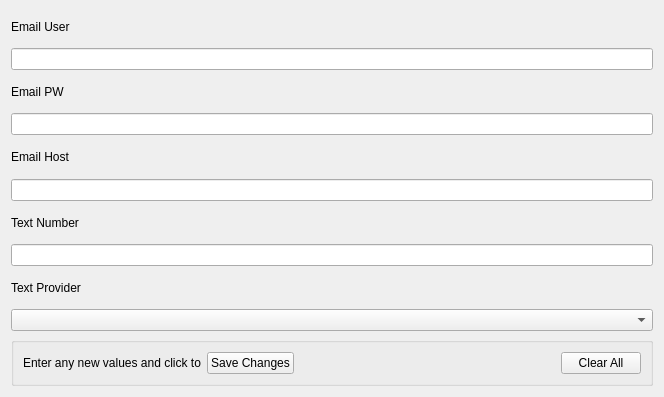
Qt form narob-desktop/settingstab.ui (iforgetware/narob) before a commit.
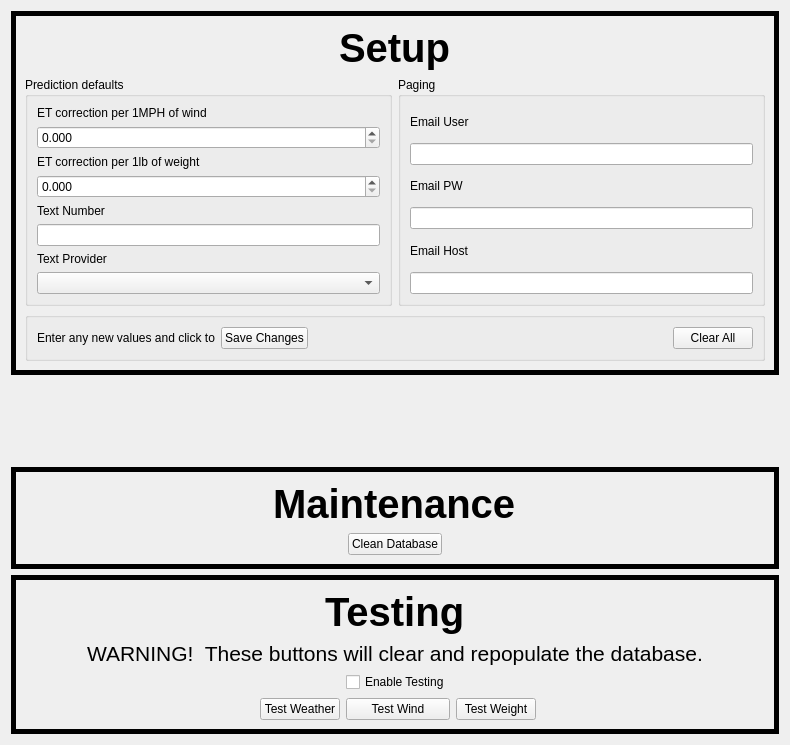
The same form after that commit. Custom widgets are drawn as their Qt base class.

Patch:
```diff
--- a/narob-desktop/settingstab.ui
+++ b/narob-desktop/settingstab.ui
@@ -6,42 +6,145 @@
    <rect>
     <x>0</x>
     <y>0</y>
-    <width>664</width>
-    <height>397</height>
+    <width>790</width>
+    <height>745</height>
    </rect>
   </property>
   <property name="windowTitle">
    <string>Form</string>
   </property>
   <layout class="QGridLayout" name="gridLayout">
-   <item row="7" column="0">
-    <widget class="QLineEdit" name="textNumberEdit"/>
-   </item>
-   <item row="4" column="0">
-    <widget class="QLabel" name="emailHostLabel">
-     <property name="text">
-      <string>Email Host</string>
-     </property>
-    </widget>
-   </item>
    <item row="1" column="0">
-    <widget class="QLineEdit" name="emailUserEdit"/>
+    <spacer name="verticalSpacer">
+     <property name="orientation">
+      <enum>Qt::Vertical</enum>
+     </property>
+     <property name="sizeHint" stdset="0">
+      <size>
+       <width>20</width>
+       <height>40</height>
+      </size>
+     </property>
+    </spacer>
    </item>
-   <item row="5" column="0">
-    <widget class="QLineEdit" name="emailHostEdit"/>
-   </item>
-   <item row="6" column="0">
-    <widget class="QLabel" name="textNumberLabel">
+   <item row="3" column="0">
+    <widget class="QFrame" name="testingFrame">
+     <property name="frameShape">
+      <enum>QFrame::Box</enum>
+     </property>
+     <property name="frameShadow">
+      <enum>QFrame::Plain</enum>
+     </property>
+     <property name="lineWidth">
+      <number>5</number>
+     </property>
+     <layout class="QGridLayout" name="gridLayout_4">
+      <item row="3" column="3">
+       <widget class="QPushButton" name="testWindButton">
+        <property name="text">
+         <string>Test Wind</string>
+        </property>
+       </widget>
+      </item>
+      <item row="3" column="4">
+       <widget class="QPushButton" name="testWeightButton">
      <property name="text">
-      <string>Text Number</string>
+         <string>Test Weight</string>
      </property>
     </widget>
    </item>
-   <item row="9" column="0">
-    <widget class="ProviderBox" name="textProviderComboBox"/>
-   </item>
-   <item row="10" column="0">
+      <item row="3" column="2">
+       <widget class="QPushButton" name="testWeatherButton">
+        <property name="text">
+         <string>Test Weather</string>
+        </property>
+       </widget>
+      </item>
+      <item row="1" column="0" colspan="6" alignment="Qt::AlignHCenter">
+       <widget class="QLabel" name="warningLabel">
+        <property name="font">
+         <font>
+          <pointsize>16</pointsize>
+         </font>
+        </property>
+        <property name="text">
+         <string>WARNING!  These buttons will clear and repopulate the database.</string>
+        </property>
+        <property name="textFormat">
+         <enum>Qt::AutoText</enum>
+        </property>
+       </widget>
+      </item>
+      <item row="0" column="0" colspan="6" alignment="Qt::AlignHCenter">
+       <widget class="QLabel" name="label">
+        <property name="font">
+         <font>
+          <pointsize>30</pointsize>
+          <weight>75</weight>
+          <bold>true</bold>
+         </font>
+        </property>
+        <property name="text">
+         <string>Testing</string>
+        </property>
+       </widget>
+      </item>
+      <item row="3" column="0">
+       <spacer name="horizontalSpacer_5">
+        <property name="orientation">
+         <enum>Qt::Horizontal</enum>
+        </property>
+        <property name="sizeHint" stdset="0">
+         <size>
+          <width>40</width>
+          <height>20</height>
+         </size>
+        </property>
+       </spacer>
+      </item>
+      <item row="3" column="5">
+       <spacer name="horizontalSpacer_2">
+        <property name="orientation">
+         <enum>Qt::Horizontal</enum>
+        </property>
+        <property name="sizeHint" stdset="0">
+         <size>
+          <width>40</width>
+          <height>20</height>
+         </size>
+        </property>
+       </spacer>
+      </item>
+      <item row="2" column="3" alignment="Qt::AlignHCenter">
+       <widget class="QCheckBox" name="enableTestingCheckBox">
+        <property name="text">
+         <string>Enable Testing</string>
+        </property>
+       </widget>
+      </item>
+     </layout>
+    </widget>
+   </item>
+   <item row="0" column="0">
+    <widget class="QFrame" name="setupFrame">
+     <property name="frameShape">
+      <enum>QFrame::Box</enum>
+     </property>
+     <property name="frameShadow">
+      <enum>QFrame::Plain</enum>
+     </property>
+     <property name="lineWidth">
+      <number>5</number>
+     </property>
+     <layout class="QGridLayout" name="gridLayout_8">
+      <item row="2" column="0" colspan="2">
     <widget class="QGroupBox" name="buttons">
+        <property name="sizePolicy">
+         <sizepolicy hsizetype="Preferred" vsizetype="Expanding">
+          <horstretch>0</horstretch>
+          <verstretch>0</verstretch>
+         </sizepolicy>
+        </property>
      <property name="title">
       <string/>
      </property>
@@ -89,7 +192,7 @@
        </spacer>
       </item>
       <item row="1" column="0">
-       <widget class="QLabel" name="label">
+          <widget class="QLabel" name="saveLabel">
         <property name="text">
          <string>Enter any new values and click to</string>
         </property>
@@ -98,6 +201,18 @@
      </layout>
     </widget>
    </item>
+      <item row="1" column="1">
+       <widget class="QGroupBox" name="paging">
+        <property name="sizePolicy">
+         <sizepolicy hsizetype="Preferred" vsizetype="Expanding">
+          <horstretch>0</horstretch>
+          <verstretch>0</verstretch>
+         </sizepolicy>
+        </property>
+        <property name="title">
+         <string>Paging</string>
+        </property>
+        <layout class="QGridLayout" name="gridLayout_6">
    <item row="2" column="0">
     <widget class="QLabel" name="emailPWLabel">
      <property name="text">
@@ -105,9 +220,6 @@
      </property>
     </widget>
    </item>
-   <item row="3" column="0">
-    <widget class="QLineEdit" name="emailPWEdit"/>
-   </item>
    <item row="0" column="0">
     <widget class="QLabel" name="emailUserLabel">
      <property name="text">
@@ -115,13 +227,182 @@
      </property>
     </widget>
    </item>
-   <item row="8" column="0">
+         <item row="4" column="0">
+          <widget class="QLabel" name="emailHostLabel">
+           <property name="text">
+            <string>Email Host</string>
+           </property>
+          </widget>
+         </item>
+         <item row="1" column="0">
+          <widget class="QLineEdit" name="emailUserEdit"/>
+         </item>
+         <item row="5" column="0">
+          <widget class="QLineEdit" name="emailHostEdit"/>
+         </item>
+         <item row="3" column="0">
+          <widget class="QLineEdit" name="emailPWEdit"/>
+         </item>
+        </layout>
+       </widget>
+      </item>
+      <item row="1" column="0">
+       <widget class="QGroupBox" name="predictionDefaults">
+        <property name="sizePolicy">
+         <sizepolicy hsizetype="Preferred" vsizetype="Expanding">
+          <horstretch>0</horstretch>
+          <verstretch>0</verstretch>
+         </sizepolicy>
+        </property>
+        <property name="title">
+         <string>Prediction defaults</string>
+        </property>
+        <layout class="QGridLayout" name="gridLayout_7">
+         <item row="2" column="0">
+          <widget class="QLabel" name="weightAdjustmentLabel">
+           <property name="text">
+            <string>ET correction per 1lb of weight</string>
+           </property>
+          </widget>
+         </item>
+         <item row="3" column="0">
+          <widget class="QDoubleSpinBox" name="weightAdjustmentSpinBox">
+           <property name="decimals">
+            <number>3</number>
+           </property>
+           <property name="maximum">
+            <double>0.999000000000000</double>
+           </property>
+           <property name="singleStep">
+            <double>0.001000000000000</double>
+           </property>
+          </widget>
+         </item>
+         <item row="1" column="0">
+          <widget class="QDoubleSpinBox" name="windAdjustmentSpinBox">
+           <property name="decimals">
+            <number>3</number>
+           </property>
+           <property name="minimum">
+            <double>0.000000000000000</double>
+           </property>
+           <property name="maximum">
+            <double>0.999000000000000</double>
+           </property>
+           <property name="singleStep">
+            <double>0.001000000000000</double>
+           </property>
+          </widget>
+         </item>
+         <item row="7" column="0">
+          <widget class="ProviderBox" name="textProviderComboBox"/>
+         </item>
+         <item row="0" column="0">
+          <widget class="QLabel" name="windAdjustmentLabel">
+           <property name="text">
+            <string>ET correction per 1MPH of wind</string>
+           </property>
+          </widget>
+         </item>
+         <item row="6" column="0">
     <widget class="QLabel" name="textProviderLabel">
      <property name="text">
       <string>Text Provider</string>
      </property>
     </widget>
    </item>
+         <item row="4" column="0">
+          <widget class="QLabel" name="textNumberLabel">
+           <property name="text">
+            <string>Text Number</string>
+           </property>
+          </widget>
+         </item>
+         <item row="5" column="0">
+          <widget class="QLineEdit" name="textNumberEdit"/>
+         </item>
+        </layout>
+       </widget>
+      </item>
+      <item row="0" column="0" colspan="2" alignment="Qt::AlignHCenter">
+       <widget class="QLabel" name="setupLabel">
+        <property name="font">
+         <font>
+          <pointsize>30</pointsize>
+          <weight>75</weight>
+          <bold>true</bold>
+         </font>
+        </property>
+        <property name="text">
+         <string>Setup</string>
+        </property>
+       </widget>
+      </item>
+     </layout>
+    </widget>
+   </item>
+   <item row="2" column="0">
+    <widget class="QFrame" name="maintenanceFrame">
+     <property name="frameShape">
+      <enum>QFrame::Box</enum>
+     </property>
+     <property name="frameShadow">
+      <enum>QFrame::Plain</enum>
+     </property>
+     <property name="lineWidth">
+      <number>5</number>
+     </property>
+     <layout class="QGridLayout" name="gridLayout_5">
+      <item row="1" column="2">
+       <spacer name="horizontalSpacer_3">
+        <property name="orientation">
+         <enum>Qt::Horizontal</enum>
+        </property>
+        <property name="sizeHint" stdset="0">
+         <size>
+          <width>40</width>
+          <height>20</height>
+         </size>
+        </property>
+       </spacer>
+      </item>
+      <item row="1" column="1">
+       <widget class="QPushButton" name="cleanDatabaseButton">
+        <property name="text">
+         <string>Clean Database</string>
+        </property>
+       </widget>
+      </item>
+      <item row="1" column="0">
+       <spacer name="horizontalSpacer_4">
+        <property name="orientation">
+         <enum>Qt::Horizontal</enum>
+        </property>
+        <property name="sizeHint" stdset="0">
+         <size>
+          <width>40</width>
+          <height>20</height>
+         </size>
+        </property>
+       </spacer>
+      </item>
+      <item row="0" column="0" colspan="3" alignment="Qt::AlignHCenter">
+       <widget class="QLabel" name="maintenanceLabel">
+        <property name="font">
+         <font>
+          <pointsize>30</pointsize>
+          <weight>75</weight>
+          <bold>true</bold>
+         </font>
+        </property>
+        <property name="text">
+         <string>Maintenance</string>
+        </property>
+       </widget>
+      </item>
+     </layout>
+    </widget>
+   </item>
   </layout>
  </widget>
  <customwidgets>
```
Left out of the diff: 5 changed lines with no effect on the pictures. Lines whose indentation alone changed are shown as unchanged.
